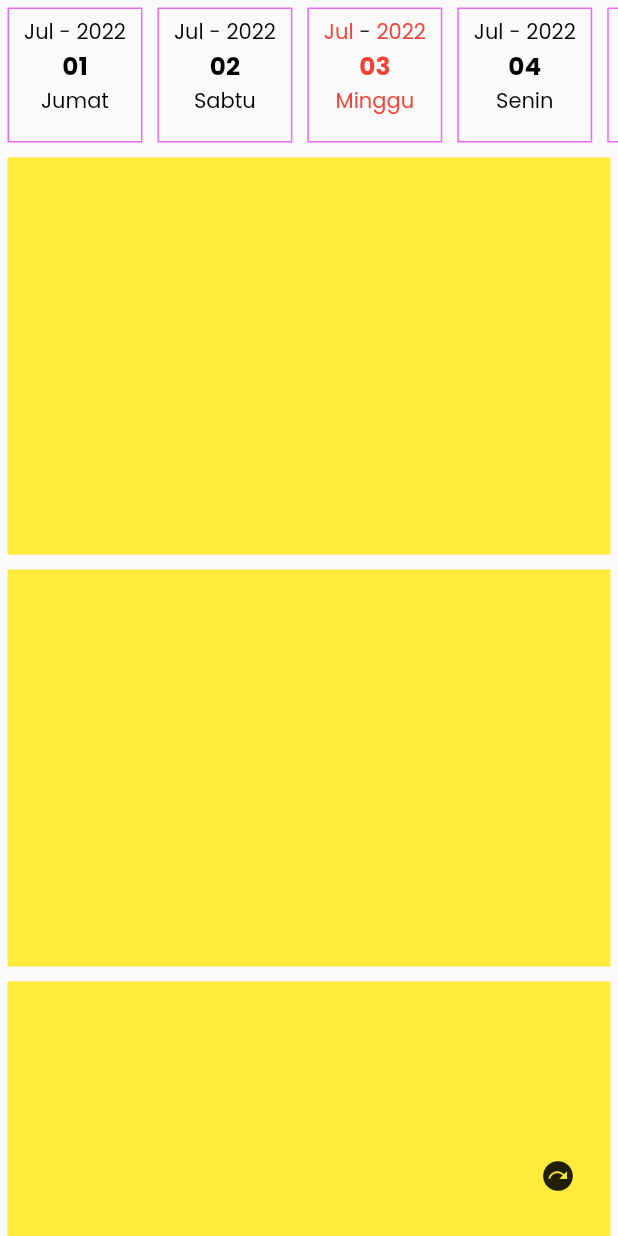
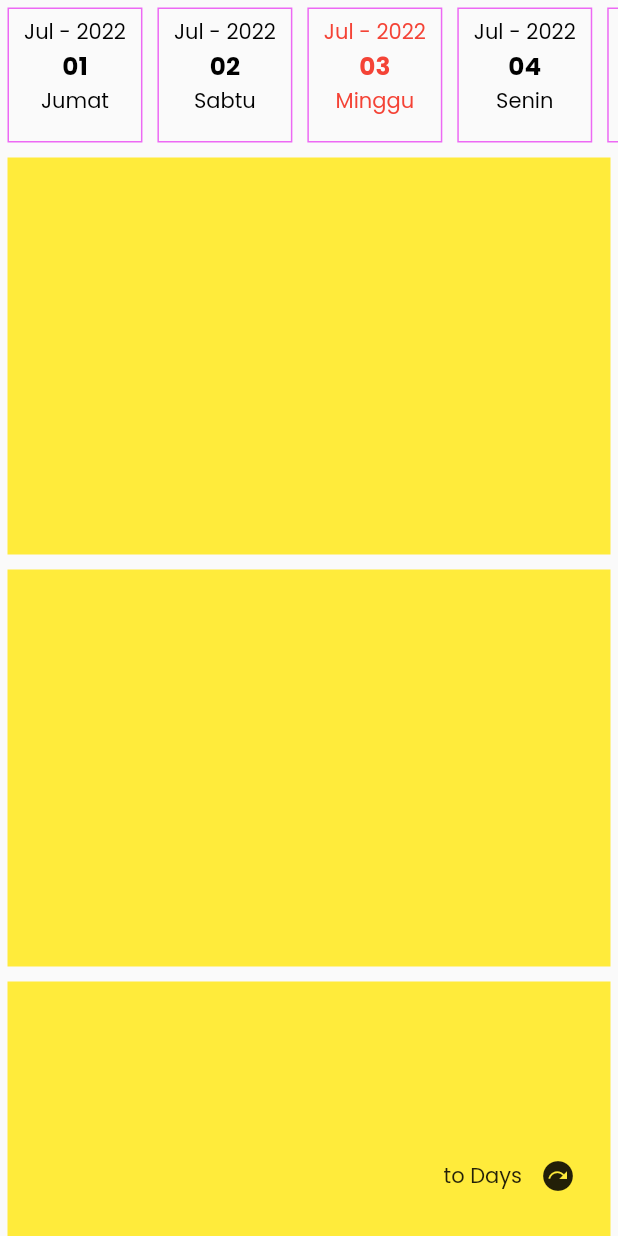
Before and after one commit to madmouse17/laraseksy-mobile, a Flutter app: the DashboardScreen screen opened by its route, on a phone screen of 412 x 824 dp. Run offline on Flutter 3.47's test engine with Material 2 defaults, Android fonts, the phone set to English and light mode, and no system bars; drawn by our look-alikes of scrollable_positioned_list; our stand-ins replace animated_text_kit, convex_bottom_bar, get, google_fonts; missing offline and left inert: in_date_utils.

Commit message:
fix button todays

```diff
--- a/lib/Pages/dashboard.dart
+++ b/lib/Pages/dashboard.dart
@@ -32,7 +32,7 @@ class DashboardScreen extends StatelessWidget {
                         border: Border.all(
                             color:
                                 (index + 1 == int.parse(dt.dayscurrent.value))
-                                    ? Colors.black
+                                    ? Colors.green
                                     : fiveColor),
                       ),
                       child: Column(
@@ -40,18 +40,24 @@ class DashboardScreen extends StatelessWidget {
                           Row(
                             mainAxisAlignment: MainAxisAlignment.spaceBetween,
                             children: [
-                              Text(dt.months.value.toString(),
+                              Text('${dt.months.value} - ',
                                   style: TextStyle(
                                       color: dt.listday[index] == "Minggu"
                                           ? Colors.red
-                                          : Colors.black)),
-                              Text(" - "),
+                                          : (index + 1 ==
+                                                  int.parse(
+                                                      dt.dayscurrent.value))
+                                              ? Colors.green
+                                              : Colors.black)),
                               Text(
                                 dt.years.value.toString(),
                                 style: TextStyle(
                                     color: dt.listday[index] == "Minggu"
                                         ? Colors.red
-                                        : Colors.black),
+                                        : (index + 1 ==
+                                                int.parse(dt.dayscurrent.value))
+                                            ? Colors.green
+                                            : Colors.black),
                               ),
                             ],
                           ),
@@ -62,14 +68,20 @@ class DashboardScreen extends StatelessWidget {
                                 fontSize: Get.mediaQuery.size.height * 0.02,
                                 color: dt.listday[index] == "Minggu"
                                     ? Colors.red
-                                    : Colors.black),
+                                    : (index + 1 ==
+                                            int.parse(dt.dayscurrent.value))
+                                        ? Colors.green
+                                        : Colors.black),
                           ),
                           Text(
                             dt.listday[index],
                             style: TextStyle(
                                 color: dt.listday[index] == "Minggu"
                                     ? Colors.red
-                                    : Colors.black),
+                                    : (index + 1 ==
+                                            int.parse(dt.dayscurrent.value))
+                                        ? Colors.green
+                                        : Colors.black),
                           ),
                         ],
                       ),
@@ -95,8 +107,14 @@ class DashboardScreen extends StatelessWidget {
           ),
         ),
       ),
-      floatingActionButton: IconButton(
-          onPressed: () => dt.scrollto(), icon: Icon(Icons.next_plan)),
+      floatingActionButton: Row(
+        mainAxisAlignment: MainAxisAlignment.end,
+        children: [
+          Text('to Days'),
+          IconButton(
+              onPressed: () => dt.scrollto(), icon: Icon(Icons.next_plan)),
+        ],
+      ),
     );
   }
 }
```
